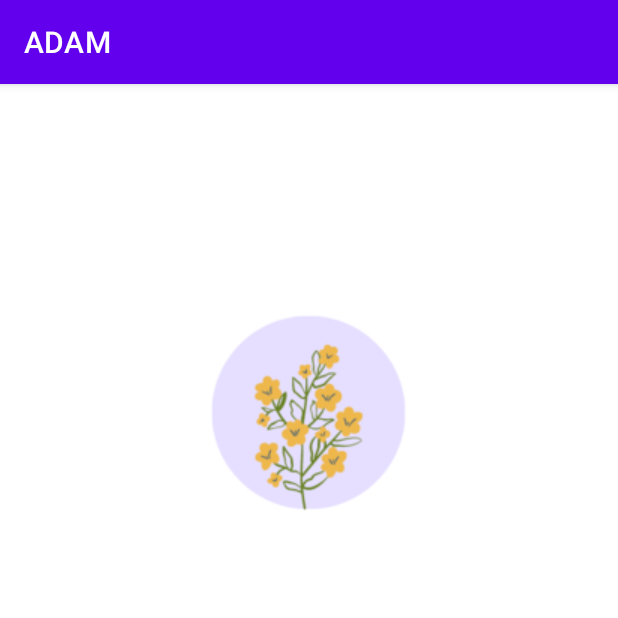
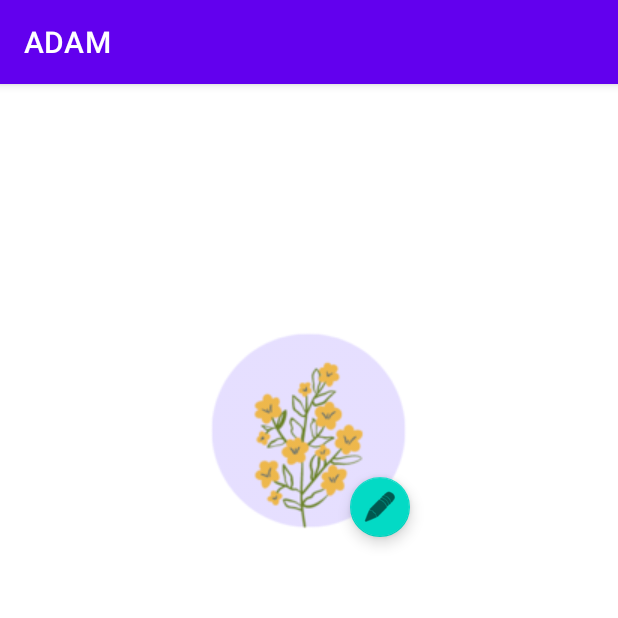
Before and after one commit to MajoBurguete/ADAM, an Android app: the SettingsActivity screen opened directly, with no data from a screen before it, on a phone screen of 412 x 824 dp, the top half of it. Run offline under Robolectric (Android 15) with nearby library versions, the phone set to English and light mode, and no system bars.

Commit message:
Boton para editar foto se añadio #5

```diff
--- a/app/src/main/res/layout/activity_settings.xml
+++ b/app/src/main/res/layout/activity_settings.xml
@@ -10,11 +10,23 @@
         android:id="@+id/imageView2"
         android:layout_width="wrap_content"
         android:layout_height="wrap_content"
-        android:layout_marginTop="144dp"
+        android:layout_marginTop="156dp"
         app:layout_constraintEnd_toEndOf="parent"
         app:layout_constraintHorizontal_bias="0.498"
         app:layout_constraintStart_toStartOf="parent"
         app:layout_constraintTop_toTopOf="parent"
         app:srcCompat="@drawable/placeholder" />
 
+    <com.google.android.material.floatingactionbutton.FloatingActionButton
+        android:id="@+id/floatingActionButton2"
+        android:layout_width="wrap_content"
+        android:layout_height="wrap_content"
+        android:layout_marginEnd="3dp"
+        android:clickable="true"
+        app:fabSize="mini"
+        app:layout_constraintBottom_toBottomOf="@+id/imageView2"
+        app:layout_constraintEnd_toEndOf="@+id/imageView2"
+        app:srcCompat="@android:drawable/ic_menu_edit"
+        tools:ignore="SpeakableTextPresentCheck,SpeakableTextPresentCheck" />
+
 </androidx.constraintlayout.widget.ConstraintLayout>
```
